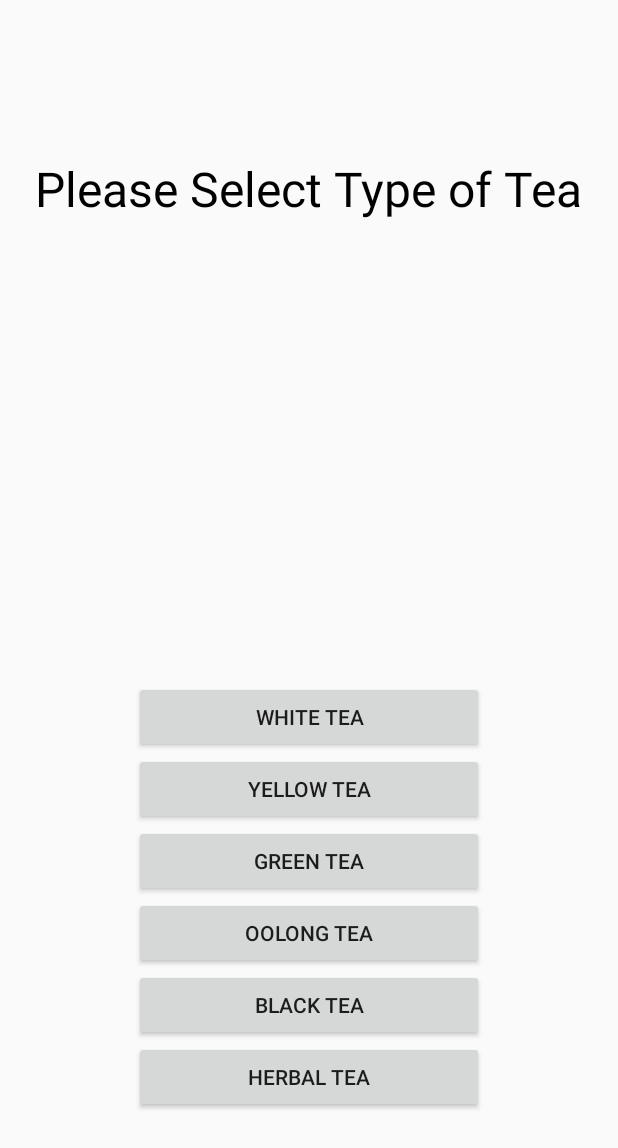
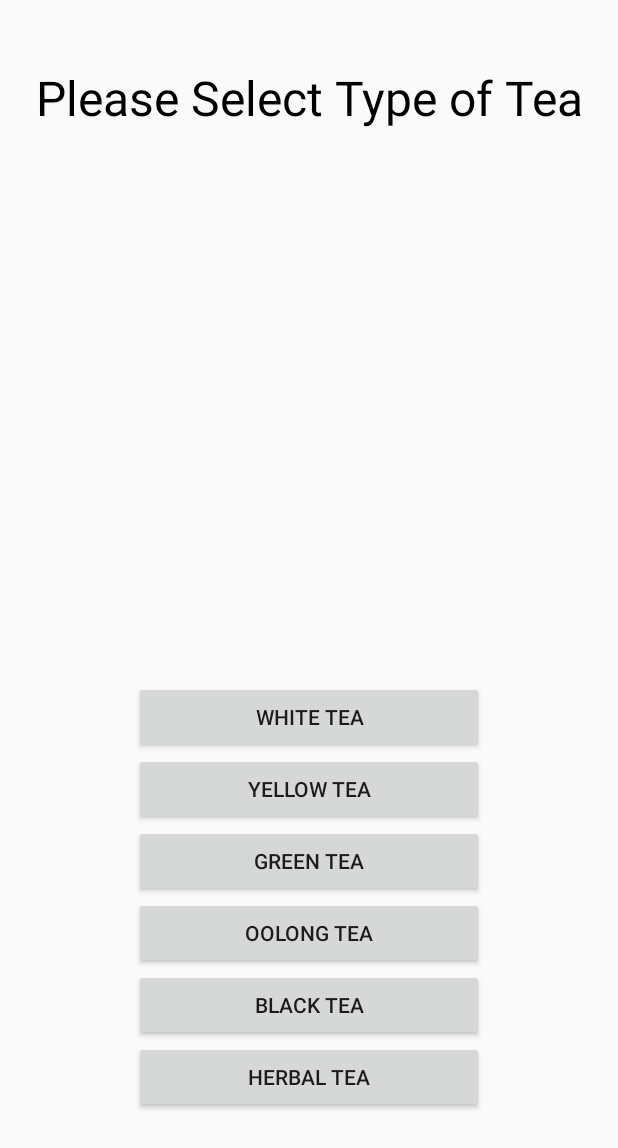
Before and after one commit to aprestona/Steeped., an Android app: the screen it shows after launch (TeaType), on a phone screen of 412 x 824 dp. Shown: the top 1148 px of the screen. Run offline under Robolectric (Android 15) with nearby library versions, the phone set to English and light mode, and no system bars.

Commit message:
Edited BrewType, StrengthDesire, TeaType, Timer
Strength Desired added multiplier and passed it to timer
Tea Type passes base_time to timer
Timer accepts times and calculates then sets timer.

```diff
--- a/app/src/main/java/sonsoflibertea/steeped/BrewType.java
+++ b/app/src/main/java/sonsoflibertea/steeped/BrewType.java
@@ -5,7 +5,9 @@ package sonsoflibertea.steeped;
  */
 
 import android.app.Activity;
+import android.content.Context;
 import android.content.Intent;
+import android.content.SharedPreferences;
 import android.os.Bundle;
 import android.view.View;
 import android.view.View.OnClickListener;
@@ -27,6 +29,7 @@ public class BrewType extends Activity implements OnClickListener {
     protected void onCreate(Bundle savedInstanceState) {
         //The super keyword is used to refer to the parent class in java
         super.onCreate(savedInstanceState);
+        SharedPreferences prefs = this.getSharedPreferences("com.example.app", Context.MODE_PRIVATE);
 
         //How the activity actually looks is inside main.xml, inside the layout folder
         setContentView(R.layout.brew_type);
--- a/app/src/main/res/layout/tea_type.xml
+++ b/app/src/main/res/layout/tea_type.xml
@@ -1,7 +1,8 @@
 <?xml version="1.0" encoding="utf-8"?>
 <RelativeLayout xmlns:android="http://schemas.android.com/apk/res/android"
     android:layout_width="match_parent"
-    android:layout_height="match_parent">
+    android:layout_height="match_parent"
+    android:id="@+id/typelayout">
 
     <LinearLayout
         android:id="@+id/linearLayout"
@@ -51,15 +52,16 @@
 
     <TextView
         android:id="@+id/tv_TeaType"
-        android:layout_width="wrap_content"
+        android:layout_width="fill_parent"
         android:layout_height="wrap_content"
-        android:layout_alignParentTop="true"
-        android:layout_centerHorizontal="true"
-        android:layout_marginTop="104dp"
+        android:layout_marginTop="43dp"
         android:text="@string/tv_TeaType"
         android:textAppearance="?android:attr/textAppearanceLarge"
         android:gravity="center_vertical|center_horizontal"
         android:autoText="false"
         android:textSize="32sp"
-        android:textColor="#000000" />
+        android:textColor="#000000"
+        android:layout_alignParentTop="true"
+        android:layout_alignParentLeft="true"
+        android:layout_alignParentStart="true" />
 </RelativeLayout>
```
Also changed, not shown: app/src/main/java/sonsoflibertea/steeped/StrengthDesire.java (+9 -5 lines), app/src/main/java/sonsoflibertea/steeped/TeaType.java (+7 -1 lines), app/src/main/java/sonsoflibertea/steeped/Timer.java (+10 -2 lines), 6 other files.
